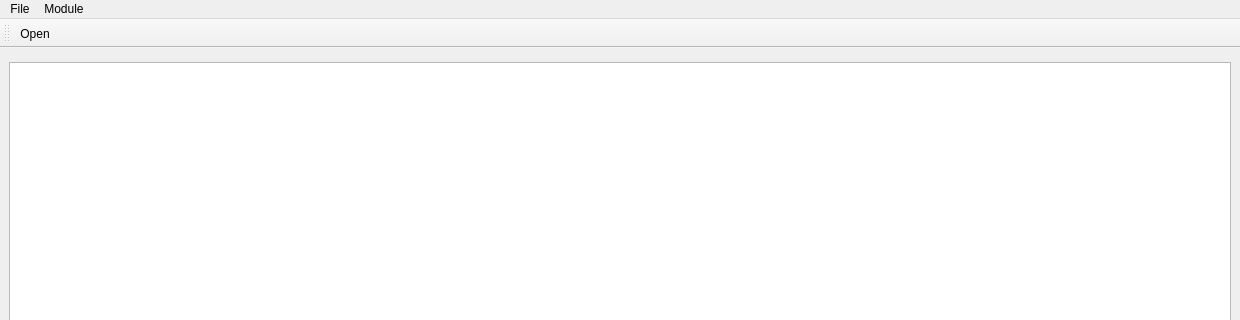
This is ProgrammerToolset/toolsetmain.ui in olanderm/ProgrammerToolset as Qt 5 draws it before an edit; both pictures show x 0 to 1240 and y 0 to 320 of the 1240 by 874 pixel window. The edited form follows.
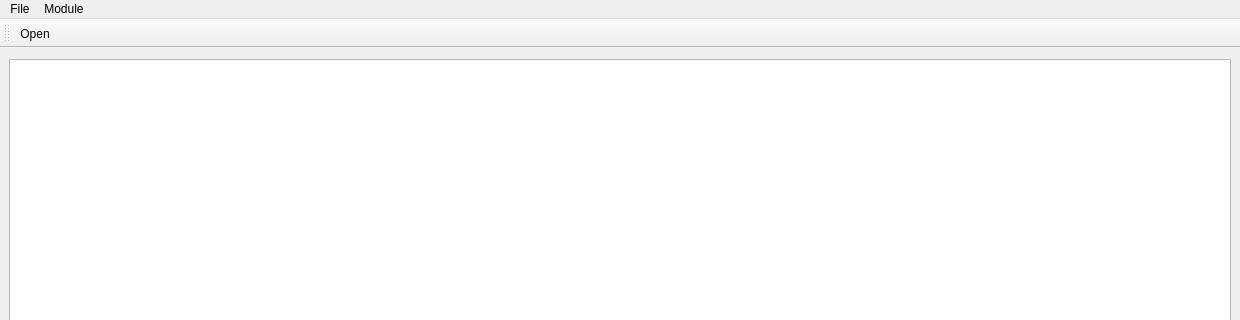
This is the edited form.

What changed in the file:
```diff
--- a/ProgrammerToolset/toolsetmain.ui
+++ b/ProgrammerToolset/toolsetmain.ui
@@ -18,7 +18,7 @@
     <item>
      <layout class="QVBoxLayout" name="verticalLayout" stretch="0,0,1">
       <property name="topMargin">
-       <number>5</number>
+       <number>2</number>
       </property>
       <item>
        <widget class="QGraphicsView" name="graphicsView"/>
```
Left out of the diff: 6 changed lines with no effect on the pictures.
